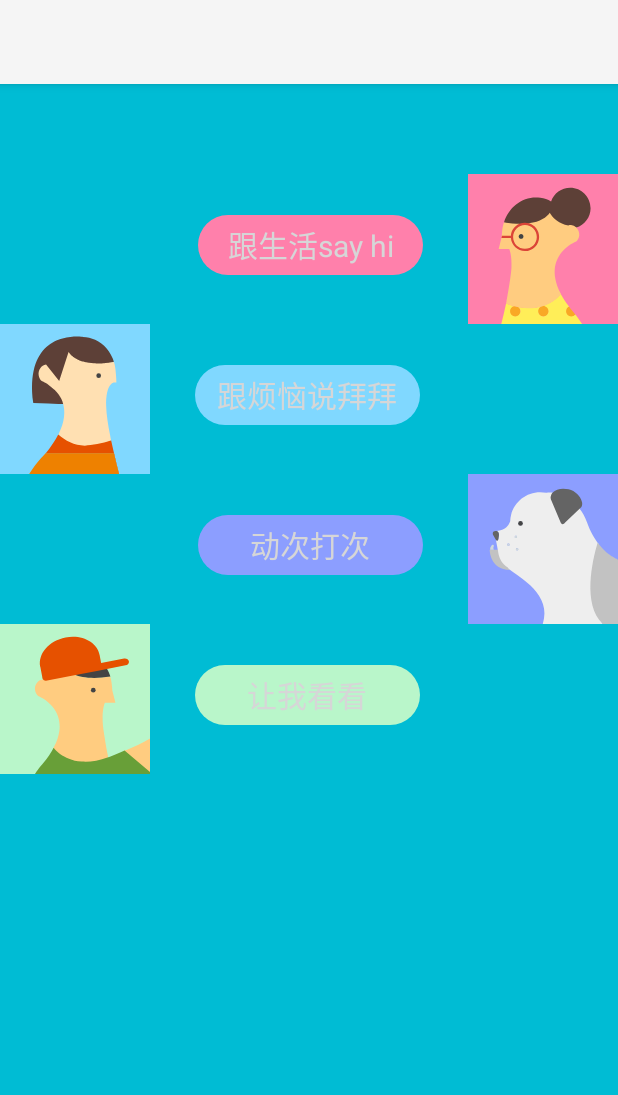
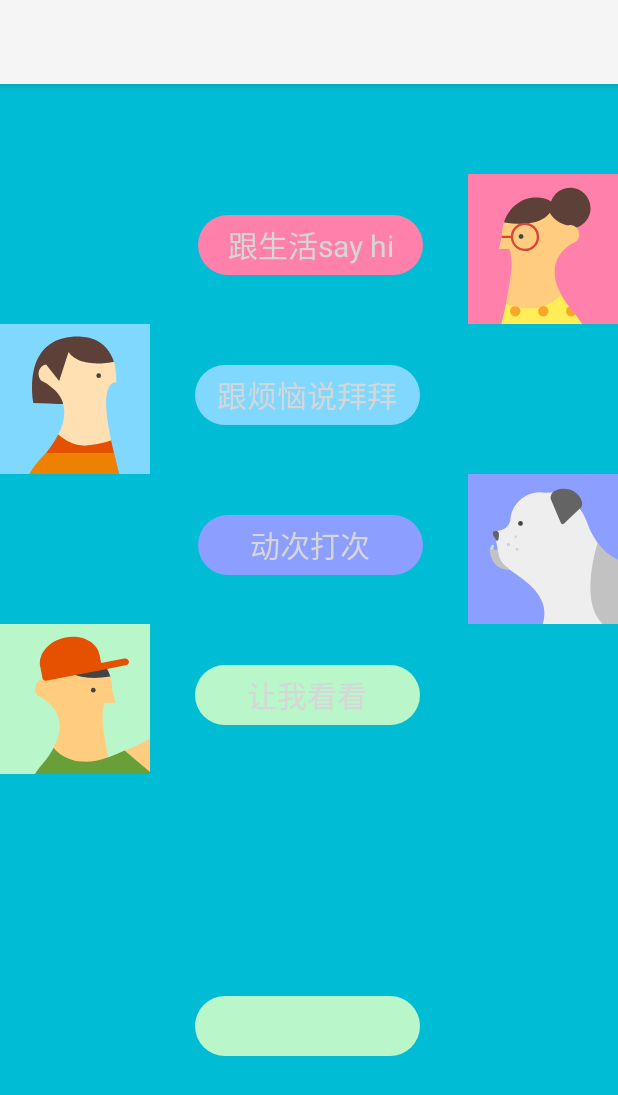
Before and after one commit to huangxiaominhh/Androidhomework, an Android app: the FourthActivity screen opened directly, with no data from a screen before it, on a phone screen of 412 x 824 dp. Shown: the top 1095 px of the screen. Run offline under Robolectric (Android 15) with nearby library versions, the phone set to English and light mode, and no system bars.

Commit message:
昵称传值

```diff
--- a/app/src/main/java/com/example/androidhomework/FourthActivity.java
+++ b/app/src/main/java/com/example/androidhomework/FourthActivity.java
@@ -1,14 +1,22 @@
 package com.example.androidhomework;
 
 import android.os.Bundle;
+import android.widget.TextView;
 
 import androidx.annotation.Nullable;
 import androidx.appcompat.app.AppCompatActivity;
 
 public class FourthActivity extends AppCompatActivity {
+    //定义对应
+    TextView tx5;
     @Override
     protected void onCreate(@Nullable Bundle savedInstanceState) {
         super.onCreate(savedInstanceState);
         setContentView(R.layout.activity_fourth);
+        //绑定控件
+        tx5=findViewById(R.id.text_05);
+        //接收数据并提取数据
+        String str1=getIntent().getStringExtra("hh");
+        tx5.setText(str1);
     }
 }
--- a/app/src/main/res/layout/activity_fourth.xml
+++ b/app/src/main/res/layout/activity_fourth.xml
@@ -109,5 +109,18 @@
         android:layout_marginLeft="30dp"
         android:text="让我看看"
         />
+    <TextView
+        android:layout_width="150dp"
+        android:layout_height="40dp"
+        android:id="@+id/text_05"
+        android:layout_column="1"
+        android:layout_row="5"
+        android:background="@drawable/textstyle4"
+        android:gravity="center"
+        android:textSize="20dp"
+        android:layout_marginBottom="120dp"
+        android:textColor="@color/black"
+        android:layout_marginLeft="30dp"
+        android:text=""/>
 
 </GridLayout>
```
